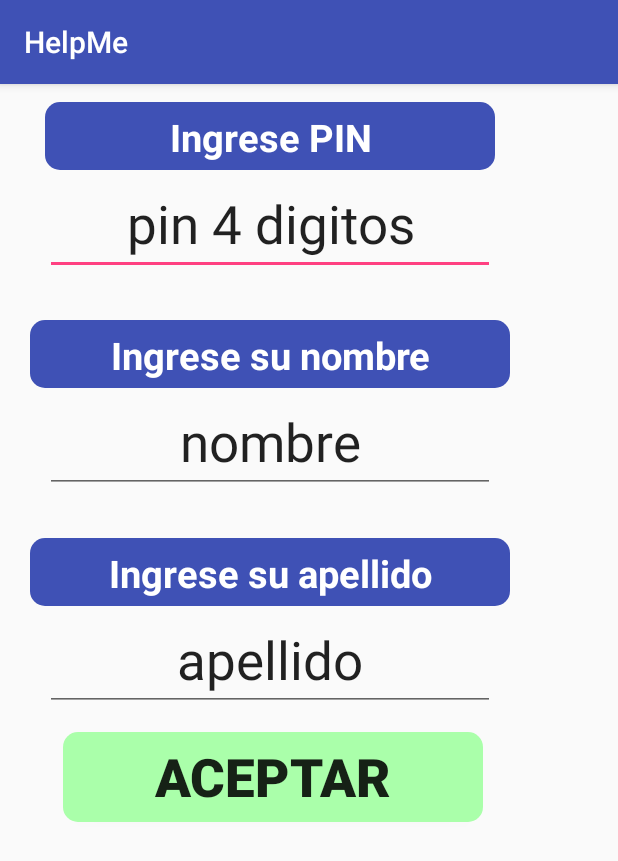
After one commit to ilanitjamilis/PROYECTOFINAL, an Android app: the ActividadRegistro screen opened directly, with no data from a screen before it, on a phone screen of 412 x 824 dp. The commit adds this screen. Shown: the top 861 px of the screen. Run offline under Robolectric (Android 15) with nearby library versions, the phone set to English and light mode, and no system bars.

Commit message:
actualizo con cosas para registro

```diff
--- a/HelpMe/app/src/main/AndroidManifest.xml
+++ b/HelpMe/app/src/main/AndroidManifest.xml
@@ -46,7 +46,9 @@
         <activity android:name=".ActividadAyudaAlOtro" />
         <activity android:name=".ActividadDenunciar" />
         <activity android:name=".ActividadConfiguracion" />
-        <activity android:name=".ActividadCerrarSesion"></activity>
+        <activity android:name=".ActividadCerrarSesion" />
+        <activity android:name=".ActividadRegistro" />
+        <activity android:name=".ActividadEditarRegistro"></activity>
     </application>
 
 </manifest>
--- a/HelpMe/app/src/main/java/proyectofinal/helpme/ActividadMisDatos.java
+++ b/HelpMe/app/src/main/java/proyectofinal/helpme/ActividadMisDatos.java
@@ -25,6 +25,8 @@ public class ActividadMisDatos extends Fragment implements View.OnClickListener
     public void onClick(View vista) {
         ActividadNavigationDrawer ActividadNavigationDrawer;
         ActividadNavigationDrawer = (ActividadNavigationDrawer) getActivity();
+
+        ActividadNavigationDrawer.tomarDatosUsuario(vista); //Tiene que estar en el onCreate [no hay vista en el onCreate]
     }
 
 }
--- a/HelpMe/app/src/main/java/proyectofinal/helpme/MyIntro.java
+++ b/HelpMe/app/src/main/java/proyectofinal/helpme/MyIntro.java
@@ -32,8 +32,6 @@ public class MyIntro extends AppIntro {
 
         //Add animation to the intro slider
         setDepthAnimation();
-
-
     }
 
     @Override
--- /dev/null
+++ b/HelpMe/app/src/main/res/drawable/fondo_redondeado.xml
@@ -0,0 +1,14 @@
+<?xml version="1.0" encoding="utf-8"?>
+<shape android:shape="rectangle"
+    xmlns:android="http://schemas.android.com/apk/res/android">
+
+    <size
+        android:width="60dp"
+        android:height="60dp"/>
+    <solid
+        android:color="#FAFA"/>
+    <corners
+        android:radius="10dp"/>
+
+    <!--Acordate que tenes mas opciones de configuracion: <stroke/> <padding/>, etc...-->
+</shape>
--- /dev/null
+++ b/HelpMe/app/src/main/res/layout/actividad_registro.xml
@@ -0,0 +1,103 @@
+<?xml version="1.0" encoding="utf-8"?>
+<LinearLayout
+    xmlns:android="http://schemas.android.com/apk/res/android"
+    xmlns:app="http://schemas.android.com/apk/res-auto"
+    xmlns:tools="http://schemas.android.com/tools"
+    android:layout_width="match_parent"
+    android:layout_height="match_parent"
+    tools:context="proyectofinal.helpme.ActividadRegistro">
+
+    <LinearLayout
+        android:layout_width="match_parent"
+        android:layout_height="match_parent"
+        android:orientation="vertical">
+
+        <TextView
+            android:layout_marginLeft="30dp"
+            android:layout_marginTop="12dp"
+            android:layout_width="300dp"
+            android:layout_height="45dp"
+            android:background="@drawable/fondo_redondeado"
+            android:backgroundTint="@color/colorPrimary"
+            android:textColor="#FFFFFF"
+            android:textSize="25dp"
+            android:paddingTop="6dp"
+            android:textAlignment="center"
+            android:textStyle="bold"
+            android:text="Ingrese PIN"/>
+
+        <EditText
+            android:layout_marginLeft="30dp"
+            android:layout_marginTop="10dp"
+            android:layout_width="300dp"
+            android:layout_height="60dp"
+            android:textSize="35dp"
+            android:text="pin 4 digitos"
+            android:textAlignment="center"
+            android:inputType="number"
+            android:id="@+id/pinRegistracion"/>
+
+        <TextView
+            android:layout_marginLeft="20dp"
+            android:layout_marginTop="30dp"
+            android:layout_width="320dp"
+            android:layout_height="45dp"
+            android:background="@drawable/fondo_redondeado"
+            android:backgroundTint="@color/colorPrimary"
+            android:textColor="#FFFFFF"
+            android:textSize="25dp"
+            android:paddingTop="6dp"
+            android:textAlignment="center"
+            android:textStyle="bold"
+            android:text="Ingrese su nombre"/>
+
+        <EditText
+            android:layout_marginLeft="30dp"
+            android:layout_marginTop="10dp"
+            android:layout_width="300dp"
+            android:layout_height="60dp"
+            android:textSize="35dp"
+            android:text="nombre"
+            android:textAlignment="center"
+            android:id="@+id/nombreRegistracion"/>
+
+        <TextView
+            android:id="@+id/textView2"
+            android:layout_width="320dp"
+            android:layout_height="45dp"
+            android:layout_marginLeft="20dp"
+            android:layout_marginTop="30dp"
+            android:background="@drawable/fondo_redondeado"
+            android:backgroundTint="@color/colorPrimary"
+            android:paddingTop="6dp"
+            android:textStyle="bold"
+            android:text="Ingrese su apellido"
+            android:textAlignment="center"
+            android:textColor="#FFFFFF"
+            android:textSize="25dp" />
+
+        <EditText
+            android:id="@+id/apellidoRegistracion"
+            android:layout_width="300dp"
+            android:layout_height="60dp"
+            android:layout_marginLeft="30dp"
+            android:layout_marginTop="10dp"
+            android:text="apellido"
+            android:textAlignment="center"
+            android:textSize="35dp" />
+
+        <Button
+            android:text="ACEPTAR"
+            android:textStyle="bold"
+            android:layout_marginLeft="42dp"
+            android:layout_marginTop="14dp"
+            android:layout_width="280dp"
+            android:layout_height="60dp"
+            android:textSize="35dp"
+            android:textAlignment="center"
+            android:background="@drawable/fondo_redondeado"
+            android:onClick="registrarUsuario"/>
+
+    </LinearLayout>
+
+</LinearLayout>
```
Also changed, not shown: HelpMe/app/src/main/java/proyectofinal/helpme/ActividadEditarRegistro.java (added, +13 -0 lines), HelpMe/app/src/main/java/proyectofinal/helpme/ActividadNavigationDrawer.java (+39 -27 lines), HelpMe/app/src/main/java/proyectofinal/helpme/ActividadRegistro.java (added, +96 -0 lines), HelpMe/app/src/main/res/layout/actividad_editar_registro.xml (added, +9 -0 lines), HelpMe/app/src/main/res/layout/actividad_mis_datos.xml (+82 -11 lines).
